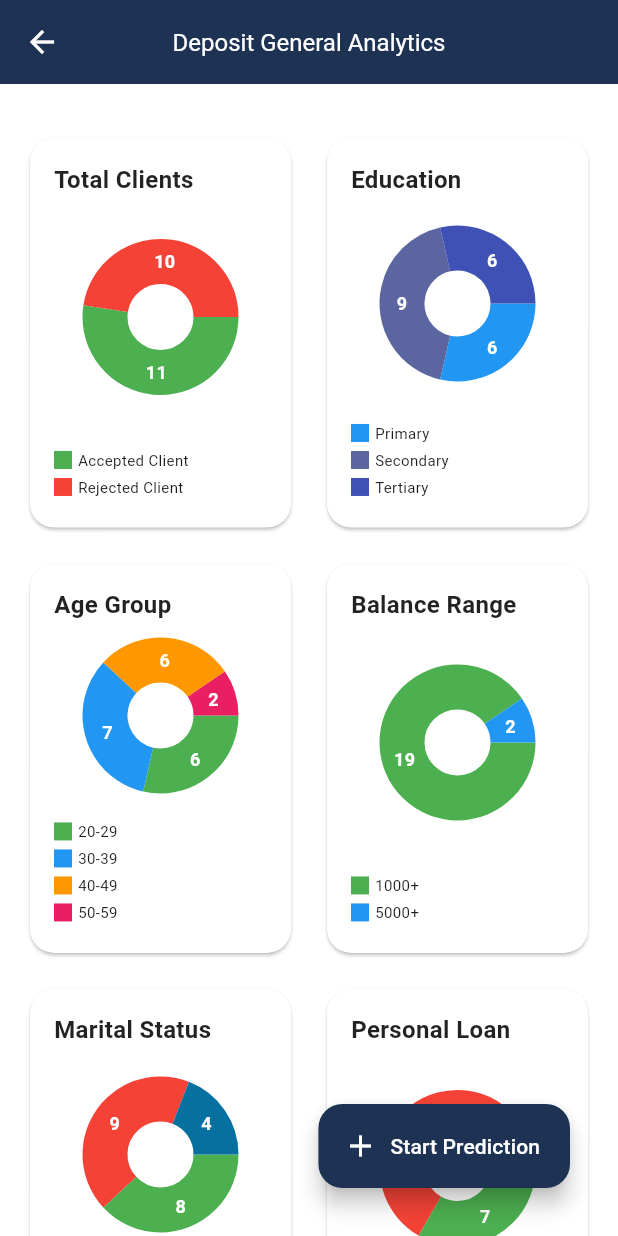
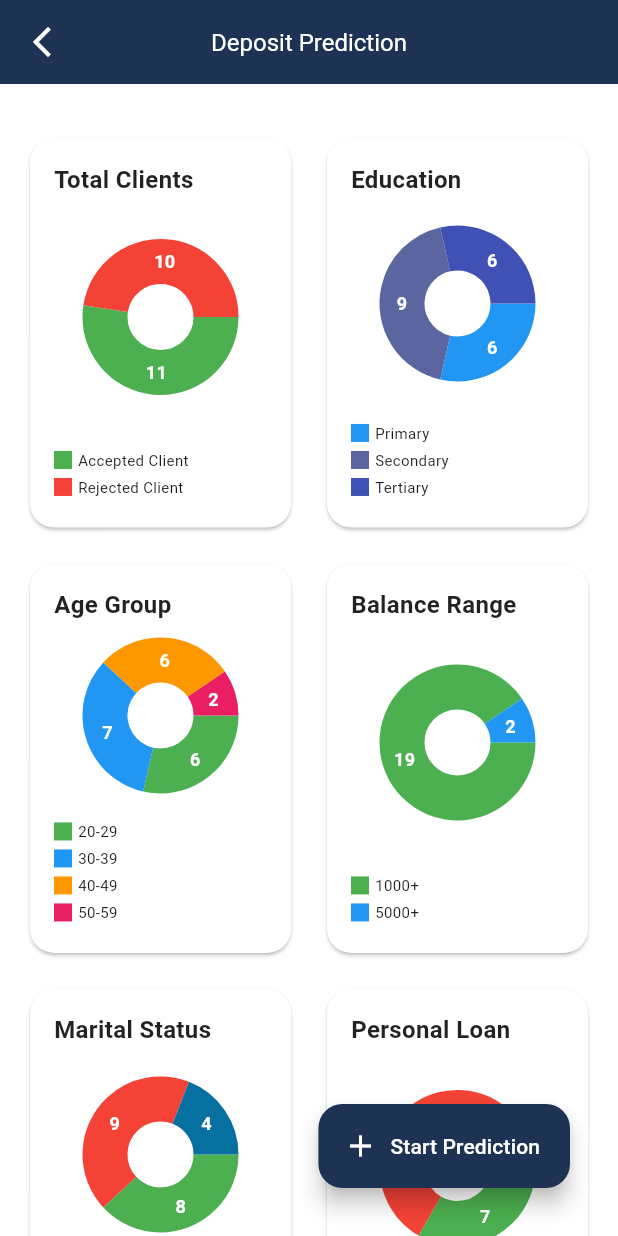
Before and after one commit to MohdSameer4532/MeeranaBanking, a Flutter app: the DepositPredictionPage screen opened directly, on a phone screen of 412 x 824 dp. Run offline on Flutter 3.47's test engine with Material 3 defaults, Android fonts, the phone set to English and light mode, and no system bars; drawn by our look-alikes of fl_chart.

Commit message:
small small changes

```diff
--- a/lib/Deposit/deposit_general_analytics.dart
+++ b/lib/Deposit/deposit_general_analytics.dart
@@ -12,14 +12,13 @@ class DepositPredictionPage extends StatelessWidget {
         backgroundColor: Color(0xFF1E3354),
         elevation: 0,
         leading: IconButton(
-          icon: Icon(Icons.arrow_back, color: Colors.white),
+          icon: Icon(Icons.arrow_back_ios_new, color: Colors.white),
           onPressed: () {
-            // Navigate back and handle layout adjustment
             Navigator.pop(context);
           },
         ),
         title: Text(
-          'Deposit General Analytics',
+          'Deposit Prediction',
           style: TextStyle(color: Colors.white, fontSize: 16),
         ),
       ),
```
